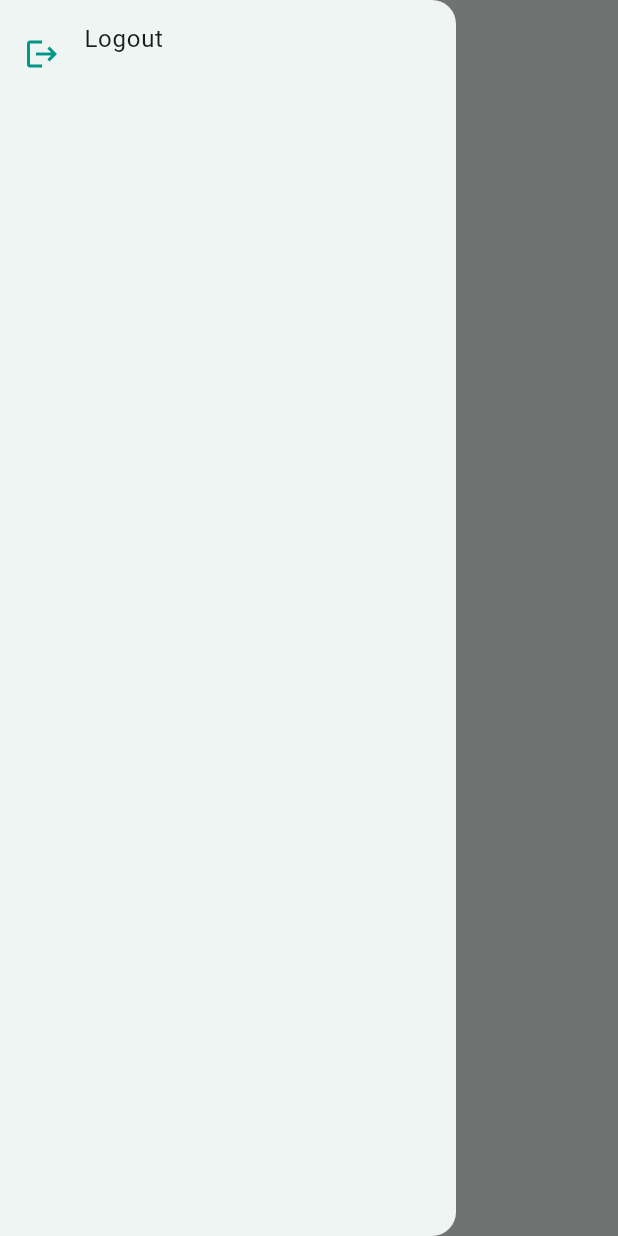
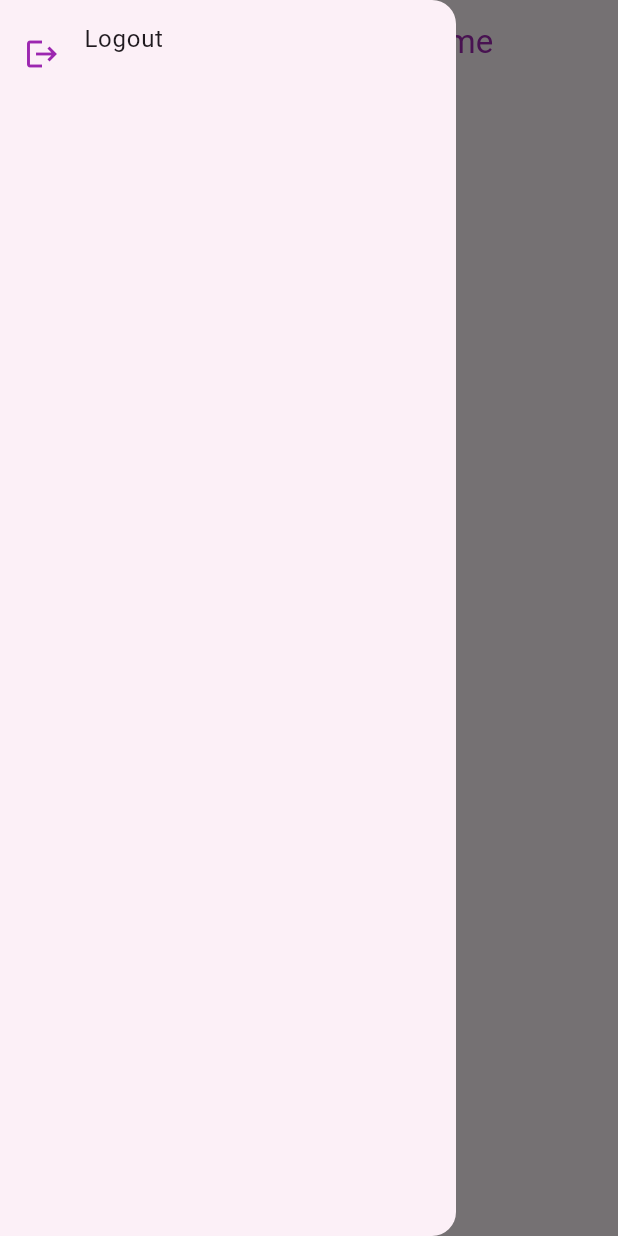
Before and after one commit to Mutei/video_call, a Flutter app: the screen it shows once a user with an empty profile is signed in, with the side drawer open, on a phone screen of 412 x 824 dp. Run offline on Flutter 3.47's test engine with Material 3 defaults, Android fonts, the phone set to English and light mode, and no system bars; our stand-ins replace firebase_auth, firebase_core, firebase_database, firebase_messaging, pinput, shared_preferences; accounts and stored records are empty.

Commit message:
fetcheUserName

```diff
--- a/lib/constant/colors.dart
+++ b/lib/constant/colors.dart
@@ -1,5 +1,5 @@
 import 'package:flutter/material.dart';
 
-const kPrimaryColor = Colors.teal;
+const kPrimaryColor = Colors.purple;
 const kSecondaryColor = Colors.white;
 const kTextButtonColor = Colors.blue;
--- /dev/null
+++ b/lib/resources/fetch_from_database.dart
@@ -0,0 +1,77 @@
+import 'package:firebase_database/firebase_database.dart';
+
+class UserDataService {
+  final DatabaseReference _userRef = FirebaseDatabase.instance.ref('App/User');
+
+  Future<String> getUserFullName(String userId) async {
+    try {
+      final firstNameSnapshot = await _userRef.child('$userId/FirstName').get();
+      final secondNameSnapshot =
+          await _userRef.child('$userId/SecondName').get();
+      final lastNameSnapshot = await _userRef.child('$userId/LastName').get();
+
+      if (firstNameSnapshot.exists &&
+          secondNameSnapshot.exists &&
+          lastNameSnapshot.exists) {
+        String firstName = firstNameSnapshot.value.toString();
+        String secondName = secondNameSnapshot.value.toString();
+        String lastName = lastNameSnapshot.value.toString();
+        return "$firstName $secondName $lastName";
+      } else {
+        return 'User Full Name';
+      }
+    } catch (e) {
+      print('Error fetching user data: $e');
+      return 'User Full Name';
+    }
+  }
+
+  Future<String> getUserFirstName(String userId) async {
+    try {
+      final firstNameSnapshot = await _userRef.child('$userId/FirstName').get();
+      if (firstNameSnapshot.exists) {
+        String firstName = firstNameSnapshot.value.toString();
+
+        return firstName;
+      } else {
+        return 'User Full Name';
+      }
+    } catch (e) {
+      print('Error fetching user data: $e');
+      return 'User Full Name';
+    }
+  }
+
+  Future<String> getUserSecondName(String userId) async {
+    try {
+      final firstNameSnapshot =
+          await _userRef.child('$userId/SecondName').get();
+      if (firstNameSnapshot.exists) {
+        String firstName = firstNameSnapshot.value.toString();
+
+        return firstName;
+      } else {
+        return 'User Full Name';
+      }
+    } catch (e) {
+      print('Error fetching user data: $e');
+      return 'User Full Name';
+    }
+  }
+
+  Future<String> getUserLastName(String userId) async {
+    try {
+      final firstNameSnapshot = await _userRef.child('$userId/LastName').get();
+      if (firstNameSnapshot.exists) {
+        String firstName = firstNameSnapshot.value.toString();
+
+        return firstName;
+      } else {
+        return 'User Full Name';
+      }
+    } catch (e) {
+      print('Error fetching user data: $e');
+      return 'User Full Name';
+    }
+  }
+}
--- a/lib/screens/main_screen.dart
+++ b/lib/screens/main_screen.dart
@@ -1,18 +1,52 @@
 import 'package:flutter/material.dart';
 import 'package:video_call/widgets/custom_app_bar.dart';
+import 'package:video_call/widgets/custom_drawer.dart'; // Import the user data service
+import 'package:firebase_auth/firebase_auth.dart';
 
-import '../widgets/custom_drawer.dart';
+import '../resources/fetch_from_database.dart';
 
-class MainScreen extends StatelessWidget {
+class MainScreen extends StatefulWidget {
   const MainScreen({super.key});
 
   @override
+  _MainScreenState createState() => _MainScreenState();
+}
+
+class _MainScreenState extends State<MainScreen> {
+  String userFullName = "Main Screen";
+  String userFirstName = "Welcome"; // Default title
+  final UserDataService _userDataService = UserDataService();
+
+  @override
+  void initState() {
+    super.initState();
+    _loadUserFullName();
+    _loadUserFirstName();
+  }
+
+  Future<void> _loadUserFullName() async {
+    String userId = FirebaseAuth.instance.currentUser!.uid;
+    String fullName = await _userDataService.getUserFullName(userId);
+    setState(() {
+      userFullName = "Welcome $fullName";
+    });
+  }
+
+  Future<void> _loadUserFirstName() async {
+    String userId = FirebaseAuth.instance.currentUser!.uid;
+    String fullName = await _userDataService.getUserFirstName(userId);
+    setState(() {
+      userFirstName = "Welcome $fullName";
+    });
+  }
+
+  @override
   Widget build(BuildContext context) {
-    return const Scaffold(
+    return Scaffold(
       appBar: CustomAppBar(
-        title: "Main Screen",
+        title: userFirstName, // Display the user's full name in the app bar
       ),
-      drawer: CustomDrawer(),
+      drawer: const CustomDrawer(),
     );
   }
 }
```
